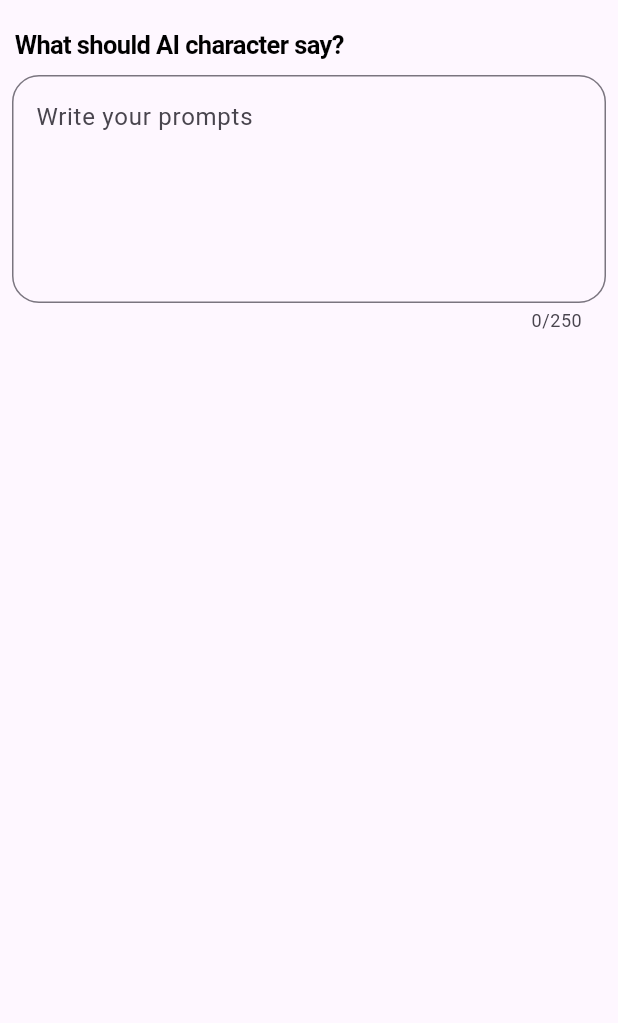
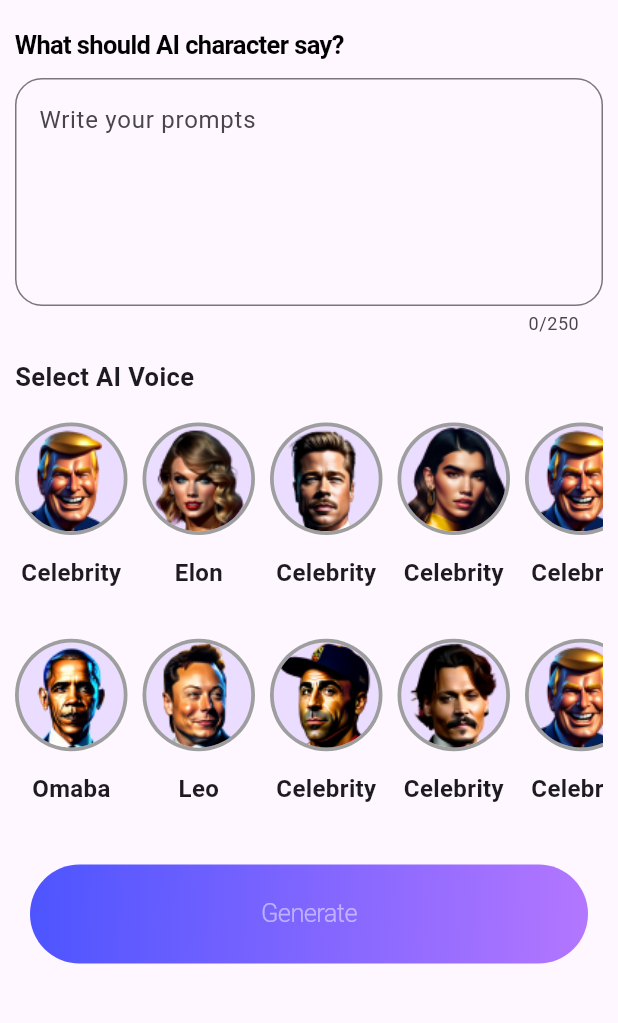
Before and after one commit to andactasdemir24/ai_voice_changer_app, a Flutter app: the GenerateScreen screen opened directly, on a phone screen of 412 x 824 dp, the part 57-1080 px from its top. Run offline on Flutter 3.47's test engine with Material 2 defaults, Android fonts, the phone set to English and light mode, and no system bars; our stand-ins replace shared_preferences, webview_flutter; accounts and stored records are empty; Roboto replaces fonts that are missing (Poppins, SF Pro Text).

Commit message:
completed generate screen

```diff
--- a/lib/app/constants/const.dart
+++ b/lib/app/constants/const.dart
@@ -25,6 +25,7 @@ class MyConstants {
   static const String terms = 'Terms of Use';
   static const String appBarText = 'AI Voices';
   static const String startHere = 'Start here';
+  static const String startHere2 = 'Generate a rap song in a few easy steps!';
   static const String generateText = 'What should AI character say?';
   static const String generatehintText = 'Write your prompts';
 }
--- /dev/null
+++ b/lib/app/screens/home/model/persons_model.dart
@@ -0,0 +1,20 @@
+class PersonModel {
+  final String name;
+  final String image;
+  final bool isSelected = true;
+
+  PersonModel({required this.name, required this.image});
+
+  static List<PersonModel> persons = [
+    PersonModel(name: 'Celebrity', image: 'assets/images/image1.png'),
+    PersonModel(name: 'Omaba', image: 'assets/images/image2.png'),
+    PersonModel(name: 'Elon', image: 'assets/images/image3.png'),
+    PersonModel(name: 'Leo', image: 'assets/images/image4.png'),
+    PersonModel(name: 'Celebrity', image: 'assets/images/image5.png'),
+    PersonModel(name: 'Celebrity', image: 'assets/images/image6.png'),
+    PersonModel(name: 'Celebrity', image: 'assets/images/image7.png'),
+    PersonModel(name: 'Celebrity', image: 'assets/images/image8.png'),
+    PersonModel(name: 'Celebrity', image: 'assets/images/image1.png'),
+    PersonModel(name: 'Celebrity', image: 'assets/images/image1.png'),
+  ];
+}
--- a/lib/app/screens/home/view/generate_screen.dart
+++ b/lib/app/screens/home/view/generate_screen.dart
@@ -1,9 +1,20 @@
 import 'package:ai_voice_changer_app/app/components/custom_appbar.dart';
 import 'package:ai_voice_changer_app/app/constants/const.dart';
+import 'package:ai_voice_changer_app/app/screens/home/model/persons_model.dart';
 import 'package:flutter/material.dart';
 
-class GenerateScreen extends StatelessWidget {
+import '../../../components/custom_button.dart';
+import '../widgets/person_list_container.dart';
+
+class GenerateScreen extends StatefulWidget {
   const GenerateScreen({super.key});
+
+  @override
+  State<GenerateScreen> createState() => _GenerateScreenState();
+}
+
+class _GenerateScreenState extends State<GenerateScreen> {
+  List<PersonModel> persons = PersonModel.persons;
 
   @override
   Widget build(BuildContext context) {
@@ -11,11 +22,14 @@ class GenerateScreen extends StatelessWidget {
       appBar: CustomAppBar(
           text: MyConstants.appBarText,
           icon: IconButton(
-              onPressed: () {},
+              onPressed: () {
+                Navigator.pop(context);
+              },
               icon: const Icon(
                 Icons.arrow_back_ios_new,
               ))),
-      body: Column(
+      body: SingleChildScrollView(
+        child: Column(
           children: [
             const Padding(
               padding: EdgeInsets.symmetric(horizontal: 10),
@@ -34,7 +48,7 @@ class GenerateScreen extends StatelessWidget {
               ),
             ),
             Padding(
-            padding: const EdgeInsets.all(8.0),
+              padding: const EdgeInsets.all(10),
               child: TextField(
                 maxLines: 5,
                 maxLength: 250,
@@ -43,8 +57,28 @@ class GenerateScreen extends StatelessWidget {
                   hintText: MyConstants.generatehintText,
                 ),
               ),
-          )
+            ),
+            const Padding(
+              padding: EdgeInsets.symmetric(horizontal: 10, vertical: 5),
+              child: Align(
+                alignment: Alignment.centerLeft,
+                child: Text("Select AI Voice",
+                    style: TextStyle(
+                      fontSize: 17,
+                      fontWeight: FontWeight.w600,
+                    )),
+              ),
+            ),
+            Padding(
+              padding: const EdgeInsets.symmetric(vertical: 10),
+              child: PersonsWidget(persons: persons), //PERSON LİSTESİ WİDGETI
+            ),
+            Padding(
+              padding: const EdgeInsets.symmetric(horizontal: 20),
+              child: CustomButton(onPressed: () {}, text: MyConstants.generate), //CUSTOMBUTTON
+            ),
           ],
+        ),
       ),
     );
   }
--- a/lib/app/screens/home/view/home_screen.dart
+++ b/lib/app/screens/home/view/home_screen.dart
@@ -32,7 +32,7 @@ class HomeScreen extends StatelessWidget {
             ),
             const SizedBox(
               width: 240,
-              child: Text('Generate a rap song in a few easy steps!',
+              child: Text(MyConstants.startHere2,
                   textAlign: TextAlign.center,
                   style: TextStyle(
                     color: Colors.black,
--- /dev/null
+++ b/lib/app/screens/home/widgets/person_list_container.dart
@@ -0,0 +1,54 @@
+import 'package:flutter/material.dart';
+
+import '../model/persons_model.dart';
+
+class PersonsWidget extends StatelessWidget {
+  const PersonsWidget({
+    super.key,
+    required this.persons,
+  });
+
+  final List<PersonModel> persons;
+
+  @override
+  Widget build(BuildContext context) {
+    var height = MediaQuery.sizeOf(context).height;
+    return Container(
+      height: height * 0.35,
+      padding: const EdgeInsets.symmetric(horizontal: 10),
+      child: GridView.builder(
+        scrollDirection: Axis.horizontal,
+        itemCount: persons.length,
+        itemBuilder: (context, index) {
+          return Column(
+            children: <Widget>[
+              Container(
+                height: height * 0.1,
+                decoration: const BoxDecoration(
+                  shape: BoxShape.circle,
+                  color: Colors.grey, // Gri arka plan rengi
+                ),
+                child: Center(
+                  child: CircleAvatar(
+                    radius: 35,
+                    backgroundImage: AssetImage(persons[index].image),
+                  ),
+                ),
+              ),
+              const SizedBox(height: 10),
+              Text(
+                persons[index].name,
+                style: const TextStyle(
+                  fontSize: 16,
+                  fontWeight: FontWeight.bold,
+                ),
+              ),
+            ],
+          );
+        },
+        gridDelegate:
+            const SliverGridDelegateWithFixedCrossAxisCount(crossAxisCount: 2, mainAxisExtent: 75, mainAxisSpacing: 10),
+      ),
+    );
+  }
+}
```
Also changed, not shown: assets/images/image1.png (added), assets/images/image2.png (added), assets/images/image3.png (added), assets/images/image4.png (added), assets/images/image5.png (added), assets/images/image6.png (added), assets/images/image7.png (added), assets/images/image8.png (added). Lines whose indentation alone changed are shown as unchanged.
